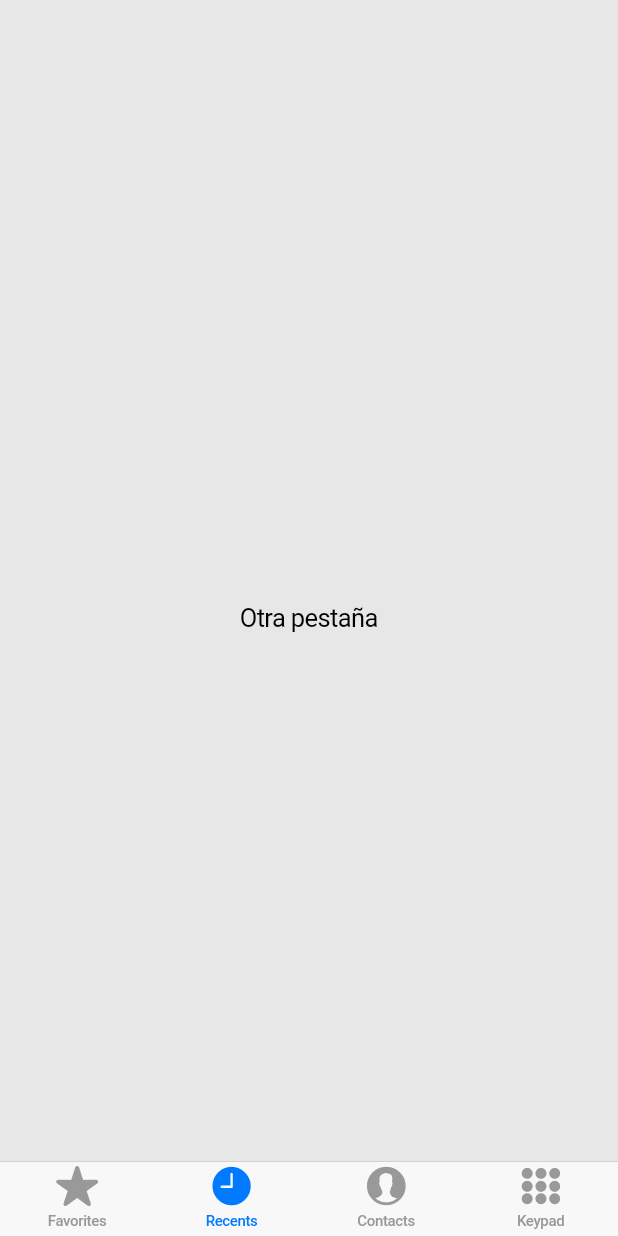
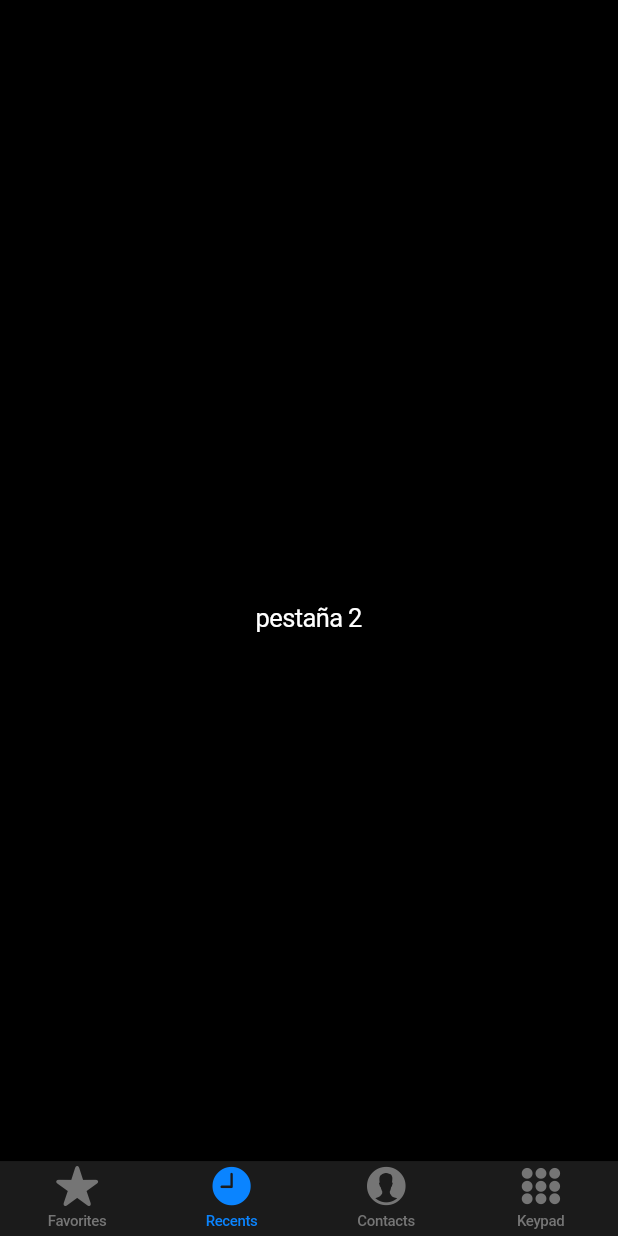
Before and after one commit to MartinCantillo/Cupertino-library-Movil1, a Flutter app: the screen it shows after launch, item 2 of the bottom bar chosen, on a phone screen of 412 x 824 dp. Run offline on Flutter 3.47's test engine with Material 2 defaults, Android fonts, the phone set to English and light mode, and no system bars.

Commit message:
adding cupertinoPageScaffold

```diff
--- a/lib/main.dart
+++ b/lib/main.dart
@@ -1,4 +1,5 @@
 import 'package:flutter/cupertino.dart';
+import 'package:flutter/material.dart';
 
 /// Flutter code sample for [CupertinoTabBar].
 
@@ -10,7 +11,7 @@ class MyApp extends StatelessWidget {
   @override
   Widget build(BuildContext context) {
     return const CupertinoApp(
-      theme: CupertinoThemeData(brightness: Brightness.light),
+      theme: CupertinoThemeData(brightness: Brightness.dark),
       home: CupertinoTabBarExample(),
     );
   }
@@ -44,17 +45,33 @@ class CupertinoTabBarExample extends StatelessWidget {
       ),
       tabBuilder: (BuildContext context, int index) {
         return CupertinoTabView(
-          builder: (BuildContext context){
-           if(index ==0){
+          builder: (BuildContext context) {
+            if (index == 0) {
+              return CupertinoPageScaffold(
+                navigationBar: CupertinoNavigationBar(
+                  middle: Text('Favorites'),
+                ),
+                child: Center(
+                  child: Text('No favorites yet'),
+                ),
+              );
+              ;
+            } else if (index == 1) {
+              return Center(
+                child: Text('pestaña 2'),
+              );
+            } else if (index == 2) {
+              return Center(
+                child: Text('pestaña 3'),
+              );
+            } else if (index == 3) {
+              return Center(
+                child: Text('pestaña 4'),
+              );
+            }
             return Center(
-            child: Text('Contenido de la pestaña de inicio'),
+              child: Text('Pestaña no reconocida'),
             );
-           }else{
-            return Center(
-            child: Text('Otra pestaña'),
-            );
-           }
-
           },
         );
       },
```
